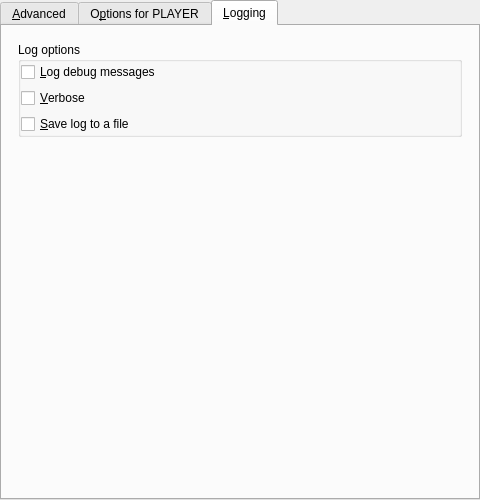
Before: the Qt Designer form src/gui/pref/advanced.ui in wilbert2000/wzplayer, drawn with Qt 5.
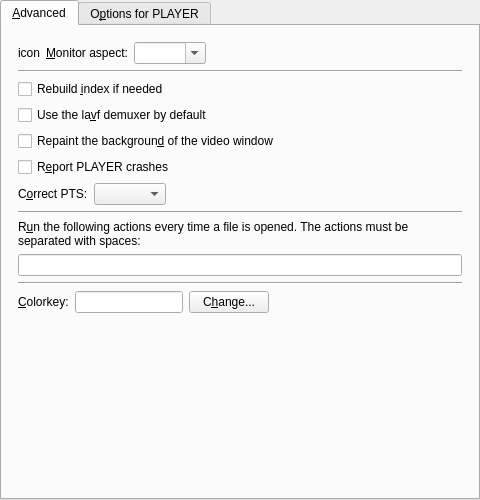
After: the same form once the commit is applied. The open tabs and pages were chosen to show the change. Custom widgets are drawn as their Qt base class.

Commit message: Moved advanced log tab to playlist section

Patch:
```diff
--- a/src/gui/pref/advanced.ui
+++ b/src/gui/pref/advanced.ui
@@ -459,92 +459,6 @@
        </item>
       </layout>
      </widget>
-     <widget class="QWidget" name="tab4">
-      <attribute name="title">
-       <string>&amp;Logging</string>
-      </attribute>
-      <layout class="QVBoxLayout" name="verticalLayout_3">
-       <property name="margin">
-        <number>16</number>
-       </property>
-       <item>
-        <widget class="QGroupBox" name="log_box">
-         <property name="title">
-          <string>Log options</string>
-         </property>
-         <property name="flat">
-          <bool>true</bool>
-         </property>
-         <layout class="QVBoxLayout" name="verticalLayout">
-          <property name="leftMargin">
-           <number>0</number>
-          </property>
-          <property name="topMargin">
-           <number>0</number>
-          </property>
-          <property name="rightMargin">
-           <number>8</number>
-          </property>
-          <property name="bottomMargin">
-           <number>0</number>
-          </property>
-          <item alignment="Qt::AlignTop">
-           <widget class="QCheckBox" name="log_debug_enabled_check">
-            <property name="text">
-             <string>&amp;Log debug messages</string>
-            </property>
-           </widget>
-          </item>
-          <item>
-           <widget class="QCheckBox" name="log_verbose_check">
-            <property name="enabled">
-             <bool>true</bool>
-            </property>
-            <property name="sizePolicy">
-             <sizepolicy hsizetype="Expanding" vsizetype="Fixed">
-              <horstretch>0</horstretch>
-              <verstretch>0</verstretch>
-             </sizepolicy>
-            </property>
-            <property name="text">
-             <string>&amp;Verbose</string>
-            </property>
-           </widget>
-          </item>
-          <item>
-           <widget class="QCheckBox" name="log_file_check">
-            <property name="enabled">
-             <bool>true</bool>
-            </property>
-            <property name="sizePolicy">
-             <sizepolicy hsizetype="MinimumExpanding" vsizetype="Fixed">
-              <horstretch>0</horstretch>
-              <verstretch>0</verstretch>
-             </sizepolicy>
-            </property>
-            <property name="text">
-             <string>&amp;Save log to a file</string>
-            </property>
-           </widget>
-          </item>
-         </layout>
-        </widget>
-       </item>
-       <item>
-        <spacer name="verticalSpacer">
-         <property name="orientation">
-          <enum>Qt::Vertical</enum>
-         </property>
-         <property name="sizeHint" stdset="0">
-          <size>
-           <width>20</width>
-           <height>40</height>
-          </size>
-         </property>
-        </spacer>
-       </item>
-      </layout>
-     </widget>
     </widget>
    </item>
   </layout>
```
Left out of the diff: 1 changed line with no effect on the pictures. The commit also changes 5 other files.
